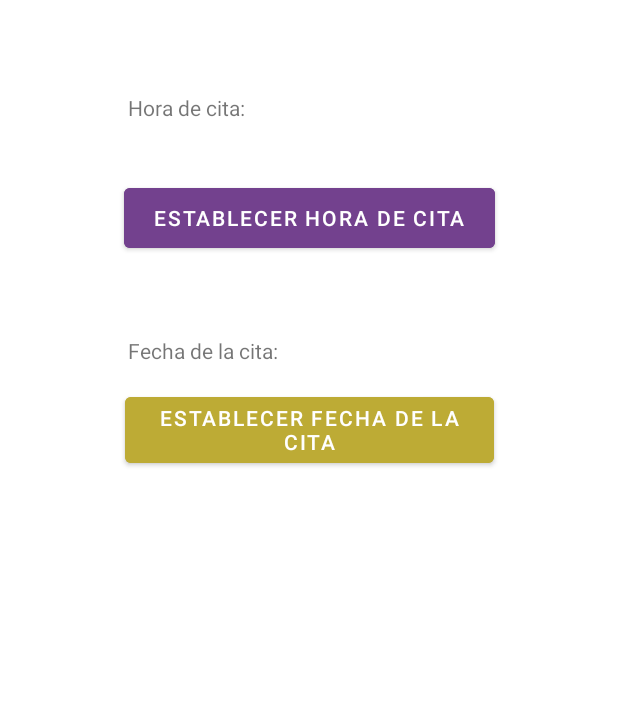
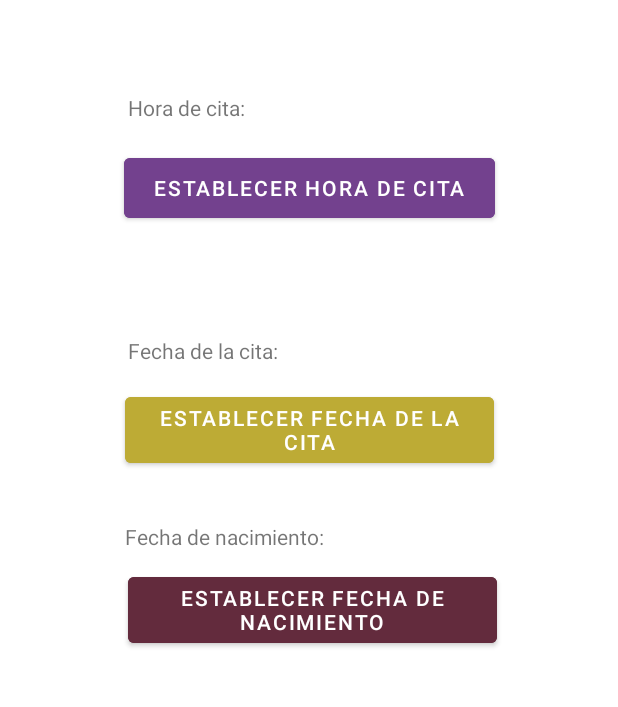
Before and after one commit to batondejesus/Android_notificaciones, an Android app: the screen it shows after launch (MainActivity), on a phone screen of 412 x 824 dp, the part 230-937 px from its top. Run offline under Robolectric (Android 15) with nearby library versions, the phone set to English and light mode, and no system bars.

Commit message:
Aplicacion final

```diff
--- a/app/src/main/res/layout/activity_main.xml
+++ b/app/src/main/res/layout/activity_main.xml
@@ -42,7 +42,7 @@
         app:layout_constraintEnd_toEndOf="parent"
         app:layout_constraintStart_toStartOf="parent"
         app:layout_constraintTop_toTopOf="parent"
-        app:layout_constraintVertical_bias="0.303" />
+        app:layout_constraintVertical_bias="0.275" />
 
     <TextView
         android:id="@+id/tvFechaCita"
@@ -61,9 +61,70 @@
         android:layout_width="246dp"
         android:layout_height="56dp"
         android:backgroundTint="#BDAB35"
+        android:onClick="establecerCita"
         android:text="Establecer fecha de la cita"
         app:layout_constraintBottom_toBottomOf="parent"
         app:layout_constraintEnd_toEndOf="parent"
         app:layout_constraintStart_toStartOf="parent"
         app:layout_constraintTop_toTopOf="parent" />
+
+    <Button
+        android:id="@+id/button"
+        android:layout_width="246dp"
+        android:layout_height="56dp"
+        android:backgroundTint="#632B3D"
+        android:onClick="establecerNacimiento"
+        android:text="Establecer fecha de nacimiento"
+        app:layout_constraintBottom_toBottomOf="parent"
+        app:layout_constraintEnd_toEndOf="parent"
+        app:layout_constraintHorizontal_bias="0.515"
+        app:layout_constraintStart_toStartOf="parent"
+        app:layout_constraintTop_toTopOf="parent"
+        app:layout_constraintVertical_bias="0.669" />
+
+    <TextView
+        android:id="@+id/tvHora"
+        android:layout_width="wrap_content"
+        android:layout_height="wrap_content"
+        app:layout_constraintBottom_toBottomOf="parent"
+        app:layout_constraintEnd_toEndOf="parent"
+        app:layout_constraintHorizontal_bias="0.715"
+        app:layout_constraintStart_toStartOf="parent"
+        app:layout_constraintTop_toTopOf="parent"
+        app:layout_constraintVertical_bias="0.213" />
+
+    <TextView
+        android:id="@+id/tvCita"
+        android:layout_width="wrap_content"
+        android:layout_height="wrap_content"
+        app:layout_constraintBottom_toBottomOf="parent"
+        app:layout_constraintEnd_toEndOf="parent"
+        app:layout_constraintHorizontal_bias="0.715"
+        app:layout_constraintStart_toStartOf="parent"
+        app:layout_constraintTop_toTopOf="parent"
+        app:layout_constraintVertical_bias="0.429" />
+
+    <TextView
+        android:id="@+id/tvNacimiento"
+        android:layout_width="wrap_content"
+        android:layout_height="wrap_content"
+        app:layout_constraintBottom_toBottomOf="parent"
+        app:layout_constraintEnd_toEndOf="parent"
+        app:layout_constraintHorizontal_bias="0.715"
+        app:layout_constraintStart_toStartOf="parent"
+        app:layout_constraintTop_toTopOf="parent"
+        app:layout_constraintVertical_bias="0.595" />
+
+    <TextView
+        android:id="@+id/textView2"
+        android:layout_width="wrap_content"
+        android:layout_height="wrap_content"
+        android:text="Fecha de nacimiento:"
+        app:layout_constraintBottom_toBottomOf="parent"
+        app:layout_constraintEnd_toEndOf="parent"
+        app:layout_constraintHorizontal_bias="0.298"
+        app:layout_constraintStart_toStartOf="parent"
+        app:layout_constraintTop_toTopOf="parent"
+        app:layout_constraintVertical_bias="0.595" />
+
 </androidx.constraintlayout.widget.ConstraintLayout>
```
Also changed, not shown: app/src/main/java/com/iesmurgi/u7_proyecto2notificaciones_citas_pabloalvarez/MainActivity.kt (+53 -6 lines).
